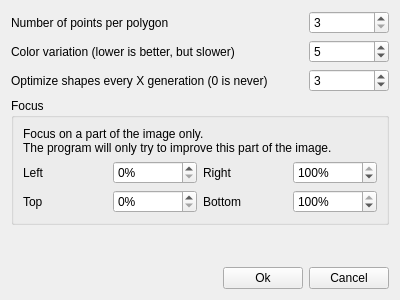
Qt form settingswidget.ui (tux3/Evolve) before a commit.
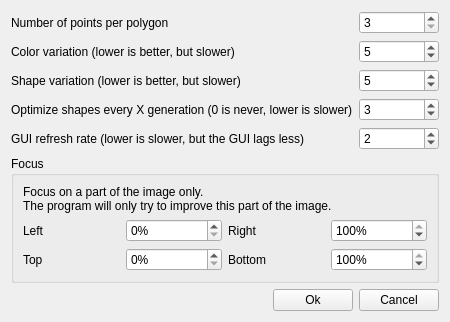
The same form after that commit.

What changed in the file:
```diff
--- a/settingswidget.ui
+++ b/settingswidget.ui
@@ -6,7 +6,7 @@
    <rect>
     <x>0</x>
     <y>0</y>
-    <width>400</width>
+    <width>445</width>
     <height>300</height>
    </rect>
   </property>
@@ -14,7 +14,7 @@
    <string>Settings</string>
   </property>
   <layout class="QGridLayout" name="gridLayout">
-   <item row="3" column="0" colspan="3">
+   <item row="5" column="0" colspan="3">
     <widget class="QGroupBox" name="groupBox">
      <property name="title">
       <string>Focus</string>
@@ -124,7 +124,7 @@
      </property>
     </widget>
    </item>
-   <item row="5" column="0">
+   <item row="7" column="0">
     <spacer name="horizontalSpacer">
      <property name="orientation">
       <enum>Qt::Horizontal</enum>
@@ -137,14 +137,14 @@
      </property>
     </spacer>
    </item>
-   <item row="5" column="1">
+   <item row="7" column="1">
     <widget class="QPushButton" name="okButton">
      <property name="text">
       <string>Ok</string>
      </property>
     </widget>
    </item>
-   <item row="5" column="2">
+   <item row="7" column="2">
     <widget class="QPushButton" name="closeButton">
      <property name="text">
       <string>Cancel</string>
@@ -181,7 +181,7 @@
      </property>
     </widget>
    </item>
-   <item row="4" column="0" colspan="3">
+   <item row="6" column="0" colspan="3">
     <spacer name="verticalSpacer">
      <property name="orientation">
       <enum>Qt::Vertical</enum>
@@ -194,14 +194,14 @@
      </property>
     </spacer>
    </item>
-   <item row="2" column="0" colspan="2">
+   <item row="3" column="0" colspan="2">
     <widget class="QLabel" name="label_8">
      <property name="text">
-      <string>Optimize shapes every X generation (0 is never)</string>
+      <string>Optimize shapes every X generation (0 is never, lower is slower)</string>
      </property>
     </widget>
    </item>
-   <item row="2" column="2">
+   <item row="3" column="2">
     <widget class="QSpinBox" name="shapeOptFreqSpin">
      <property name="maximum">
       <number>1000000</number>
@@ -211,6 +211,52 @@
      </property>
     </widget>
    </item>
+   <item row="2" column="2">
+    <widget class="QSpinBox" name="shapeVarSpin">
+     <property name="minimum">
+      <number>1</number>
+     </property>
+     <property name="maximum">
+      <number>1000</number>
+     </property>
+     <property name="singleStep">
+      <number>1</number>
+     </property>
+     <property name="value">
+      <number>5</number>
+     </property>
+    </widget>
+   </item>
+   <item row="2" column="0" colspan="2">
+    <widget class="QLabel" name="label_9">
+     <property name="text">
+      <string>Shape variation (lower is better, but slower)</string>
+     </property>
+    </widget>
+   </item>
+   <item row="4" column="0" colspan="2">
+    <widget class="QLabel" name="label_10">
+     <property name="text">
+      <string>GUI refresh rate (lower is slower, but the GUI lags less)</string>
+     </property>
+    </widget>
+   </item>
+   <item row="4" column="2">
+    <widget class="QSpinBox" name="guiRefreshSpin">
+     <property name="minimum">
+      <number>0</number>
+     </property>
+     <property name="maximum">
+      <number>1000</number>
+     </property>
+     <property name="singleStep">
+      <number>1</number>
+     </property>
+     <property name="value">
+      <number>2</number>
+     </property>
+    </widget>
+   </item>
   </layout>
  </widget>
  <resources/>
```
